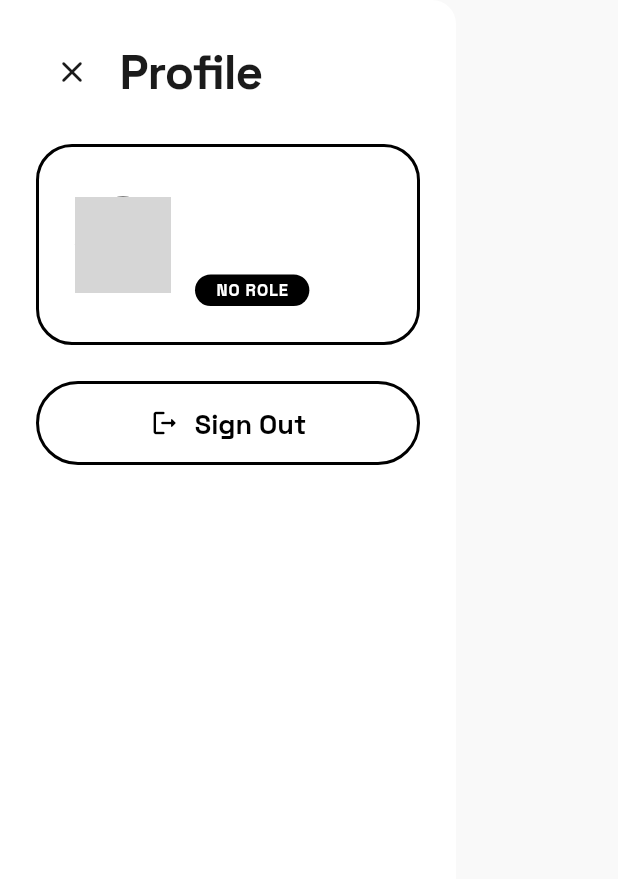
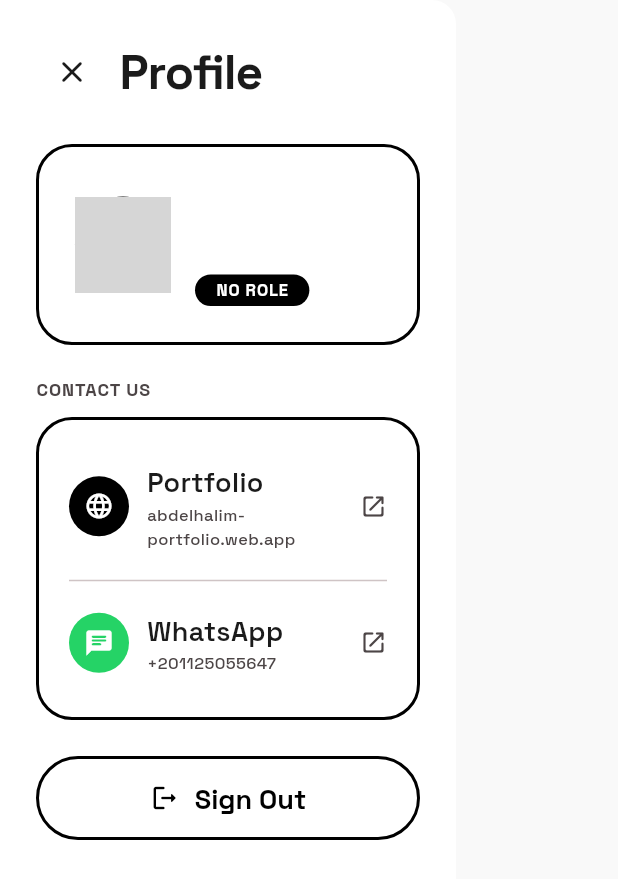
Before and after one commit to AbdoTahaYahia/scanpos, a Flutter app: the SettingsScreen widget shown alone on an empty page, opened directly, on a phone screen of 412 x 824 dp. Shown: the top 879 px of the screen. Run offline on Flutter 3.47's test engine with Material 3 defaults, Android fonts, the phone set to English and light mode, and no system bars; our stand-ins replace audioplayers, camera, cloud_firestore, cloud_functions, firebase_auth, firebase_core and 3 more; missing offline and left inert: google_mlkit_barcode_scanning, google_mlkit_text_recognition, mobile_scanner; accounts and stored records are empty; network calls fail; grey boxes are pictures that could not be loaded.

Commit message:
Add Contact Us section in drawer with portfolio and WhatsApp links

```diff
--- a/lib/screens/settings/settings_screen.dart
+++ b/lib/screens/settings/settings_screen.dart
@@ -1,6 +1,7 @@
 import 'package:flutter/material.dart';
 import 'package:flutter/services.dart';
 import 'package:provider/provider.dart';
+import 'package:url_launcher/url_launcher.dart';
 import '../../models/app_user.dart';
 import '../../providers/auth_provider.dart';
 import '../../services/store_service.dart';
@@ -99,15 +100,20 @@ class SettingsScreen extends StatelessWidget {
                       AppStyles.gap16,
                       Row(
                         children: [
-                          Column(
-                            crossAxisAlignment: CrossAxisAlignment.start,
-                            children: [
-                              Text('INVITE CODE', style: AppTheme.labelBold.copyWith(color: AppTheme.onSurfaceVariant)),
-                              AppStyles.gap4,
-                              Text(store.inviteCode, style: AppTheme.headlineMd.copyWith(letterSpacing: 4)),
-                            ],
+                          Expanded(
+                            child: Column(
+                              crossAxisAlignment: CrossAxisAlignment.start,
+                              children: [
+                                Text('INVITE CODE', style: AppTheme.labelBold.copyWith(color: AppTheme.onSurfaceVariant)),
+                                AppStyles.gap4,
+                                FittedBox(
+                                  fit: BoxFit.scaleDown,
+                                  alignment: Alignment.centerLeft,
+                                  child: Text(store.inviteCode, style: AppTheme.headlineMd.copyWith(letterSpacing: 4)),
+                                ),
+                              ],
+                            ),
                           ),
-                          const Spacer(),
                           IconButton(
                             icon: const Icon(Icons.copy_rounded),
                             onPressed: () {
@@ -173,6 +179,87 @@ class SettingsScreen extends StatelessWidget {
                 _TeamSection(storeId: store!.id),
                 AppStyles.gap24,
               ],
+
+              // Contact Us
+              Text('CONTACT US', style: AppTheme.labelBold.copyWith(color: AppTheme.onSurfaceVariant)),
+              AppStyles.gap12,
+              RoundedCard(
+                padding: const EdgeInsets.all(20),
+                child: Column(
+                  children: [
+                    // Portfolio link
+                    InkWell(
+                      onTap: () => launchUrl(
+                        Uri.parse('https://abdelhalim-portfolio.web.app/'),
+                        mode: LaunchMode.externalApplication,
+                      ),
+                      borderRadius: BorderRadius.circular(AppTheme.radiusMd),
+                      child: Padding(
+                        padding: const EdgeInsets.symmetric(vertical: 8),
+                        child: Row(
+                          children: [
+                            Container(
+                              padding: const EdgeInsets.all(10),
+                              decoration: BoxDecoration(
+                                color: AppTheme.black,
+                                borderRadius: BorderRadius.circular(AppTheme.radiusMd),
+                              ),
+                              child: const Icon(Icons.language_rounded, color: AppTheme.white, size: 20),
+                            ),
+                            AppStyles.gapW12,
+                            Expanded(
+                              child: Column(
+                                crossAxisAlignment: CrossAxisAlignment.start,
+                                children: [
+                                  Text('Portfolio', style: AppTheme.bodyLg.copyWith(fontWeight: FontWeight.w600)),
+                                  Text('abdelhalim-portfolio.web.app', style: AppTheme.bodySm.copyWith(color: AppTheme.onSurfaceVariant, fontSize: 11)),
+                                ],
+                              ),
+                            ),
+                            const Icon(Icons.open_in_new_rounded, size: 18, color: AppTheme.onSurfaceVariant),
+                          ],
+                        ),
+                      ),
+                    ),
+                    const Divider(height: 24),
+                    // WhatsApp button
+                    InkWell(
+                      onTap: () => launchUrl(
+                        Uri.parse('https://wa.me/201125055647'),
+                        mode: LaunchMode.externalApplication,
+                      ),
+                      borderRadius: BorderRadius.circular(AppTheme.radiusMd),
+                      child: Padding(
+                        padding: const EdgeInsets.symmetric(vertical: 8),
+                        child: Row(
+                          children: [
+                            Container(
+                              padding: const EdgeInsets.all(10),
+                              decoration: BoxDecoration(
+                                color: const Color(0xFF25D366),
+                                borderRadius: BorderRadius.circular(AppTheme.radiusMd),
+                              ),
+                              child: const Icon(Icons.chat_rounded, color: AppTheme.white, size: 20),
+                            ),
+                            AppStyles.gapW12,
+                            Expanded(
+                              child: Column(
+                                crossAxisAlignment: CrossAxisAlignment.start,
+                                children: [
+                                  Text('WhatsApp', style: AppTheme.bodyLg.copyWith(fontWeight: FontWeight.w600)),
+                                  Text('+201125055647', style: AppTheme.bodySm.copyWith(color: AppTheme.onSurfaceVariant, fontSize: 11)),
+                                ],
+                              ),
+                            ),
+                            const Icon(Icons.open_in_new_rounded, size: 18, color: AppTheme.onSurfaceVariant),
+                          ],
+                        ),
+                      ),
+                    ),
+                  ],
+                ),
+              ),
+              AppStyles.gap24,
 
               // Sign Out
               SizedBox(
--- a/pubspec.yaml
+++ b/pubspec.yaml
@@ -41,6 +41,7 @@ dependencies:
   vibration: ^3.1.8
   audioplayers: ^6.6.0
   wakelock_plus: ^1.6.0
+  url_launcher: ^6.3.1
 
 dev_dependencies:
   flutter_test:
```
Also changed, not shown: pubspec.lock, 5 other files.
